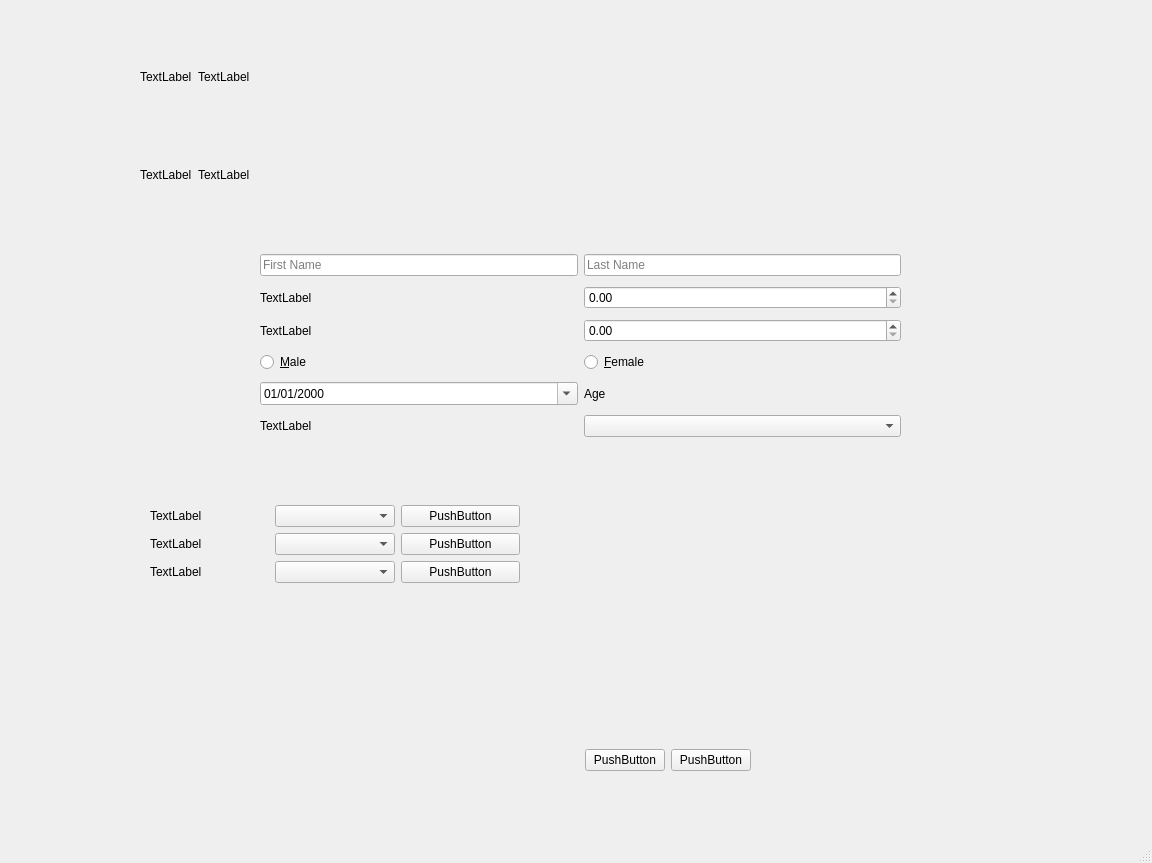
Qt form test104/test104/Forms/newuserwindow.ui (MuhammadMoustafa/Test-MiniPACS) before a commit.
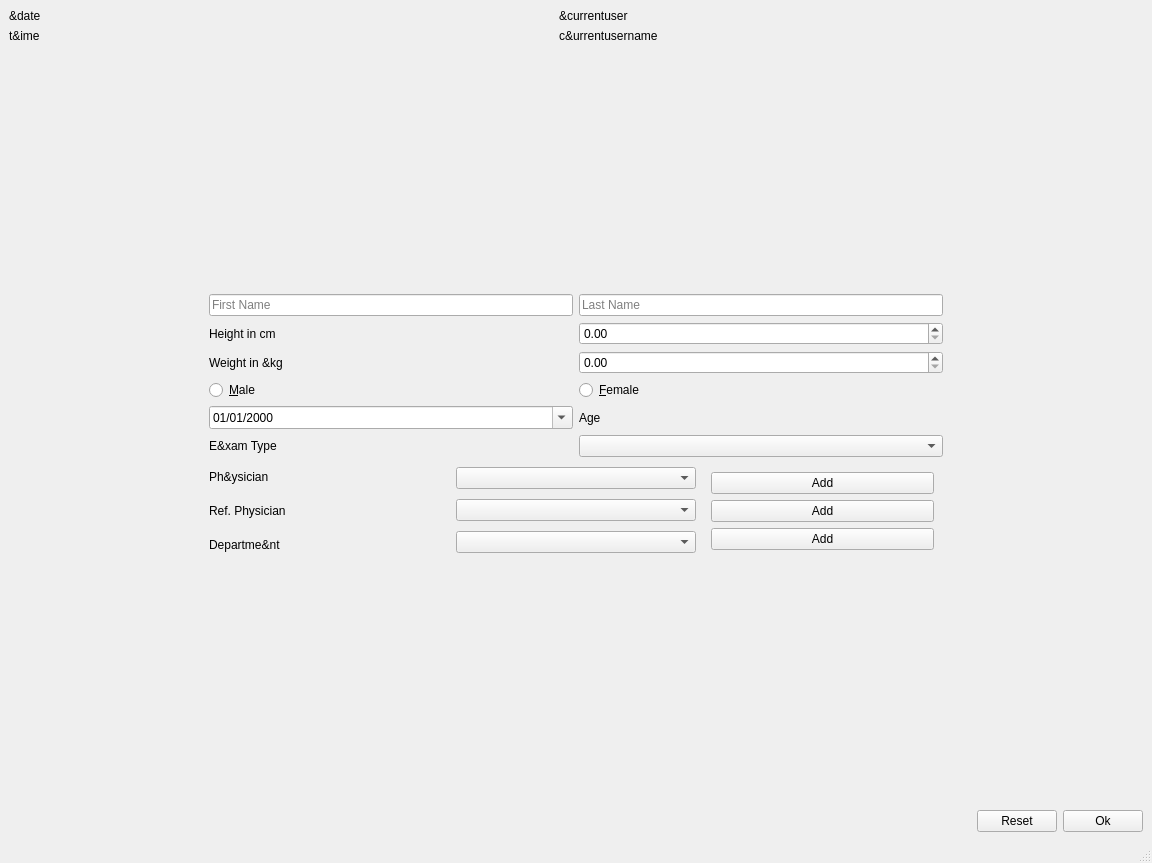
The same form after that commit.

Diff of the .ui file:
```diff
--- a/test104/test104/Forms/newuserwindow.ui
+++ b/test104/test104/Forms/newuserwindow.ui
@@ -14,29 +14,22 @@
    <string>MainWindow</string>
   </property>
   <widget class="QWidget" name="centralwidget">
-   <widget class="QWidget" name="horizontalLayoutWidget">
-    <property name="geometry">
-     <rect>
-      <x>140</x>
-      <y>30</y>
-      <width>621</width>
-      <height>191</height>
-     </rect>
-    </property>
+   <layout class="QVBoxLayout" name="verticalLayout_10">
+    <item>
     <layout class="QHBoxLayout" name="horizontalLayout_2">
      <item>
       <layout class="QVBoxLayout" name="verticalLayout_2">
        <item>
         <widget class="QLabel" name="label_4">
          <property name="text">
-          <string>TextLabel</string>
+           <string>&amp;date</string>
          </property>
         </widget>
        </item>
        <item>
         <widget class="QLabel" name="label_5">
          <property name="text">
-          <string>TextLabel</string>
+           <string>t&amp;ime</string>
          </property>
         </widget>
        </item>
@@ -47,14 +40,14 @@
        <item>
         <widget class="QLabel" name="label_6">
          <property name="text">
-          <string>TextLabel</string>
+           <string>&amp;currentuser</string>
          </property>
         </widget>
        </item>
        <item>
         <widget class="QLabel" name="label_7">
          <property name="text">
-          <string>TextLabel</string>
+           <string>c&amp;urrentusername</string>
          </property>
         </widget>
        </item>
@@ -67,6 +60,9 @@
          <property name="orientation">
           <enum>Qt::Horizontal</enum>
          </property>
+          <property name="sizeType">
+           <enum>QSizePolicy::Minimum</enum>
+          </property>
          <property name="sizeHint" stdset="0">
           <size>
            <width>40</width>
@@ -78,103 +74,49 @@
       </layout>
      </item>
     </layout>
-   </widget>
-   <widget class="QWidget" name="gridLayoutWidget">
-    <property name="geometry">
-     <rect>
-      <x>150</x>
-      <y>460</y>
-      <width>370</width>
-      <height>168</height>
-     </rect>
-    </property>
-    <layout class="QGridLayout" name="gridLayout">
-     <property name="leftMargin">
-      <number>0</number>
-     </property>
-     <property name="rightMargin">
-      <number>0</number>
-     </property>
-     <item row="0" column="0">
-      <layout class="QVBoxLayout" name="verticalLayout_7">
-       <item>
-        <widget class="QLabel" name="label_2">
-         <property name="sizePolicy">
-          <sizepolicy hsizetype="Preferred" vsizetype="Preferred">
-           <horstretch>0</horstretch>
-           <verstretch>0</verstretch>
-          </sizepolicy>
-         </property>
-         <property name="text">
-          <string>TextLabel</string>
-         </property>
-        </widget>
        </item>
        <item>
-        <widget class="QLabel" name="label">
-         <property name="text">
-          <string>TextLabel</string>
-         </property>
-        </widget>
-       </item>
+     <layout class="QHBoxLayout" name="horizontalLayout_5">
        <item>
-        <widget class="QLabel" name="label_3">
-         <property name="text">
-          <string>TextLabel</string>
-         </property>
-        </widget>
+       <spacer name="verticalSpacer_2">
+        <property name="orientation">
+         <enum>Qt::Vertical</enum>
+        </property>
+        <property name="sizeHint" stdset="0">
+         <size>
+          <width>20</width>
+          <height>40</height>
+         </size>
+        </property>
+       </spacer>
        </item>
       </layout>
      </item>
-     <item row="0" column="3">
-      <layout class="QVBoxLayout" name="verticalLayout_6">
        <item>
-        <widget class="QPushButton" name="pushButton_2">
-         <property name="text">
-          <string>PushButton</string>
-         </property>
-        </widget>
-       </item>
+     <layout class="QHBoxLayout" name="horizontalLayout">
        <item>
-        <widget class="QPushButton" name="pushButton">
-         <property name="text">
-          <string>PushButton</string>
-         </property>
-        </widget>
-       </item>
+       <layout class="QVBoxLayout" name="verticalLayout_9">
        <item>
-        <widget class="QPushButton" name="pushButton_3">
-         <property name="text">
-          <string>PushButton</string>
-         </property>
-        </widget>
+         <spacer name="horizontalSpacer_3">
+          <property name="orientation">
+           <enum>Qt::Horizontal</enum>
+          </property>
+          <property name="sizeType">
+           <enum>QSizePolicy::Minimum</enum>
+          </property>
+          <property name="sizeHint" stdset="0">
+           <size>
+            <width>200</width>
+            <height>20</height>
+           </size>
+          </property>
+         </spacer>
        </item>
       </layout>
      </item>
-     <item row="0" column="1">
-      <layout class="QVBoxLayout" name="verticalLayout">
        <item>
-        <widget class="QComboBox" name="comboBox"/>
-       </item>
+       <layout class="QVBoxLayout" name="verticalLayout_3">
        <item>
-        <widget class="QComboBox" name="comboBox_2"/>
-       </item>
-       <item>
-        <widget class="QComboBox" name="comboBox_3"/>
-       </item>
-      </layout>
-     </item>
-    </layout>
-   </widget>
-   <widget class="QWidget" name="gridLayoutWidget_2">
-    <property name="geometry">
-     <rect>
-      <x>260</x>
-      <y>250</y>
-      <width>641</width>
-      <height>191</height>
-     </rect>
-    </property>
     <layout class="QGridLayout" name="gridLayout_2">
      <item row="1" column="1">
       <widget class="QDoubleSpinBox" name="doubleSpinBox">
@@ -193,7 +135,7 @@
      <item row="5" column="0">
       <widget class="QLabel" name="label_8">
        <property name="text">
-        <string>TextLabel</string>
+             <string>E&amp;xam Type</string>
        </property>
       </widget>
      </item>
@@ -203,7 +145,7 @@
      <item row="1" column="0">
       <widget class="QLabel" name="label_9">
        <property name="text">
-        <string>TextLabel</string>
+             <string>Height in cm</string>
        </property>
       </widget>
      </item>
@@ -255,71 +197,135 @@
      <item row="2" column="0">
       <widget class="QLabel" name="label_10">
        <property name="text">
-        <string>TextLabel</string>
+             <string>Weight in &amp;kg</string>
        </property>
       </widget>
      </item>
     </layout>
-   </widget>
-   <widget class="QWidget" name="verticalLayoutWidget_7">
-    <property name="geometry">
-     <rect>
-      <x>940</x>
-      <y>280</y>
-      <width>160</width>
-      <height>80</height>
-     </rect>
-    </property>
+        </item>
+        <item>
+         <layout class="QGridLayout" name="gridLayout">
+          <property name="leftMargin">
+           <number>0</number>
+          </property>
+          <property name="rightMargin">
+           <number>0</number>
+          </property>
+          <item row="0" column="0">
+           <layout class="QVBoxLayout" name="verticalLayout_7">
+            <item>
+             <widget class="QLabel" name="lbl_physician">
+              <property name="sizePolicy">
+               <sizepolicy hsizetype="Preferred" vsizetype="Preferred">
+                <horstretch>0</horstretch>
+                <verstretch>0</verstretch>
+               </sizepolicy>
+              </property>
+              <property name="text">
+               <string>Ph&amp;ysician</string>
+              </property>
+             </widget>
+            </item>
+            <item>
+             <widget class="QLabel" name="lbl_refphysician">
+              <property name="text">
+               <string>Ref. Physician</string>
+              </property>
+             </widget>
+            </item>
+            <item>
+             <widget class="QLabel" name="lbl_department">
+              <property name="text">
+               <string>Departme&amp;nt</string>
+              </property>
+             </widget>
+            </item>
+           </layout>
+          </item>
+          <item row="0" column="1">
+           <layout class="QVBoxLayout" name="verticalLayout">
+            <item>
+             <widget class="QComboBox" name="cmbox_physician"/>
+            </item>
+            <item>
+             <widget class="QComboBox" name="cmbox_refphysician"/>
+            </item>
+            <item>
+             <widget class="QComboBox" name="cmbox_department"/>
+            </item>
+           </layout>
+          </item>
+          <item row="0" column="3">
+           <widget class="QWidget" name="wdgt_admin" native="true">
+            <layout class="QVBoxLayout" name="verticalLayout_6">
+             <item>
+              <widget class="QPushButton" name="btn_addphysician">
+               <property name="text">
+                <string>Add</string>
+               </property>
+              </widget>
+             </item>
+             <item>
+              <widget class="QPushButton" name="btn_addrefphysician">
+               <property name="text">
+                <string>Add</string>
+               </property>
+              </widget>
+             </item>
+             <item>
+              <widget class="QPushButton" name="btn_adddepartment">
+               <property name="text">
+                <string>Add</string>
+               </property>
+              </widget>
+             </item>
+            </layout>
+           </widget>
+          </item>
+         </layout>
+        </item>
+       </layout>
+      </item>
+      <item>
     <layout class="QVBoxLayout" name="verticalLayout_8">
      <item>
       <spacer name="horizontalSpacer_2">
        <property name="orientation">
         <enum>Qt::Horizontal</enum>
        </property>
+          <property name="sizeType">
+           <enum>QSizePolicy::Minimum</enum>
+          </property>
        <property name="sizeHint" stdset="0">
         <size>
-         <width>40</width>
+            <width>200</width>
          <height>20</height>
         </size>
        </property>
       </spacer>
      </item>
     </layout>
-   </widget>
-   <widget class="QWidget" name="verticalLayoutWidget_8">
-    <property name="geometry">
-     <rect>
-      <x>50</x>
-      <y>300</y>
-      <width>160</width>
-      <height>80</height>
-     </rect>
-    </property>
-    <layout class="QVBoxLayout" name="verticalLayout_9">
+      </item>
+     </layout>
+    </item>
      <item>
-      <spacer name="horizontalSpacer_3">
+     <layout class="QHBoxLayout" name="horizontalLayout_4">
+      <item>
+       <spacer name="verticalSpacer">
        <property name="orientation">
-        <enum>Qt::Horizontal</enum>
+         <enum>Qt::Vertical</enum>
        </property>
        <property name="sizeHint" stdset="0">
         <size>
-         <width>40</width>
-         <height>20</height>
+          <width>20</width>
+          <height>40</height>
         </size>
        </property>
       </spacer>
      </item>
     </layout>
-   </widget>
-   <widget class="QWidget" name="horizontalLayoutWidget_2">
-    <property name="geometry">
-     <rect>
-      <x>330</x>
-      <y>720</y>
-      <width>421</width>
-      <height>80</height>
-     </rect>
-    </property>
+    </item>
+    <item>
     <layout class="QHBoxLayout" name="horizontalLayout_3">
      <item>
       <spacer name="horizontalSpacer_4">
@@ -337,19 +343,20 @@
      <item>
       <widget class="QPushButton" name="pushButton_5">
        <property name="text">
-        <string>PushButton</string>
+         <string>Reset</string>
        </property>
       </widget>
      </item>
      <item>
       <widget class="QPushButton" name="pushButton_4">
        <property name="text">
-        <string>PushButton</string>
+         <string>Ok</string>
        </property>
       </widget>
      </item>
     </layout>
-   </widget>
+    </item>
+   </layout>
   </widget>
   <widget class="QMenuBar" name="menubar">
    <property name="geometry">
```
Left out of the diff: 44 changed lines with no effect on the pictures. Lines whose indentation alone changed are shown as unchanged.
